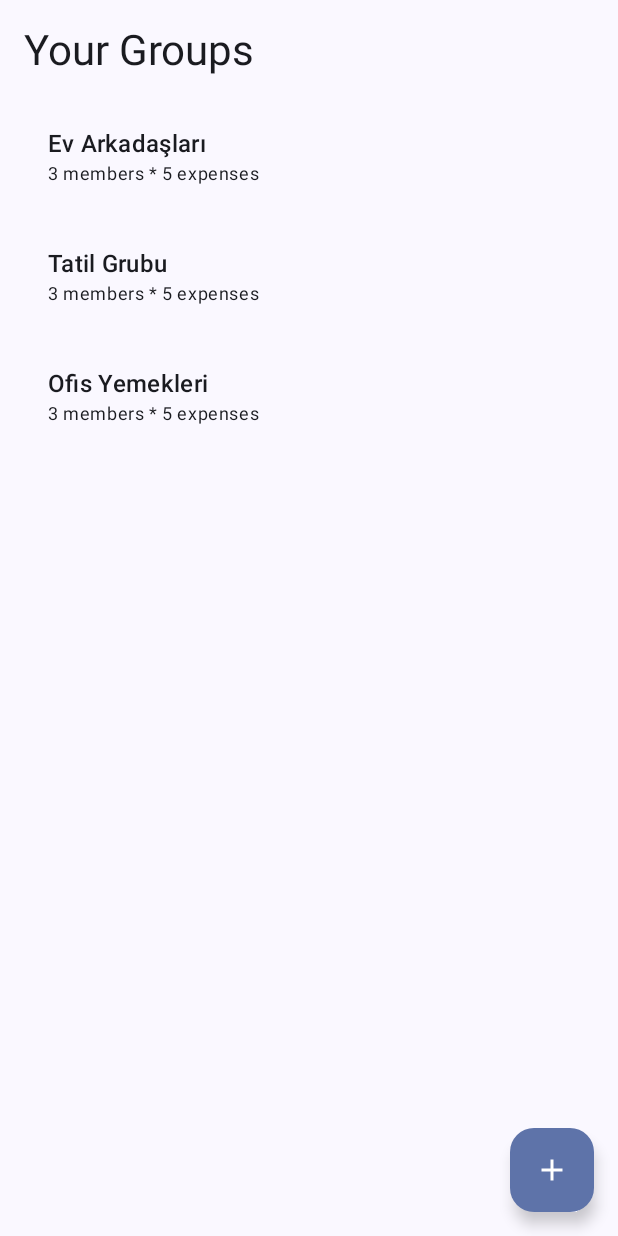
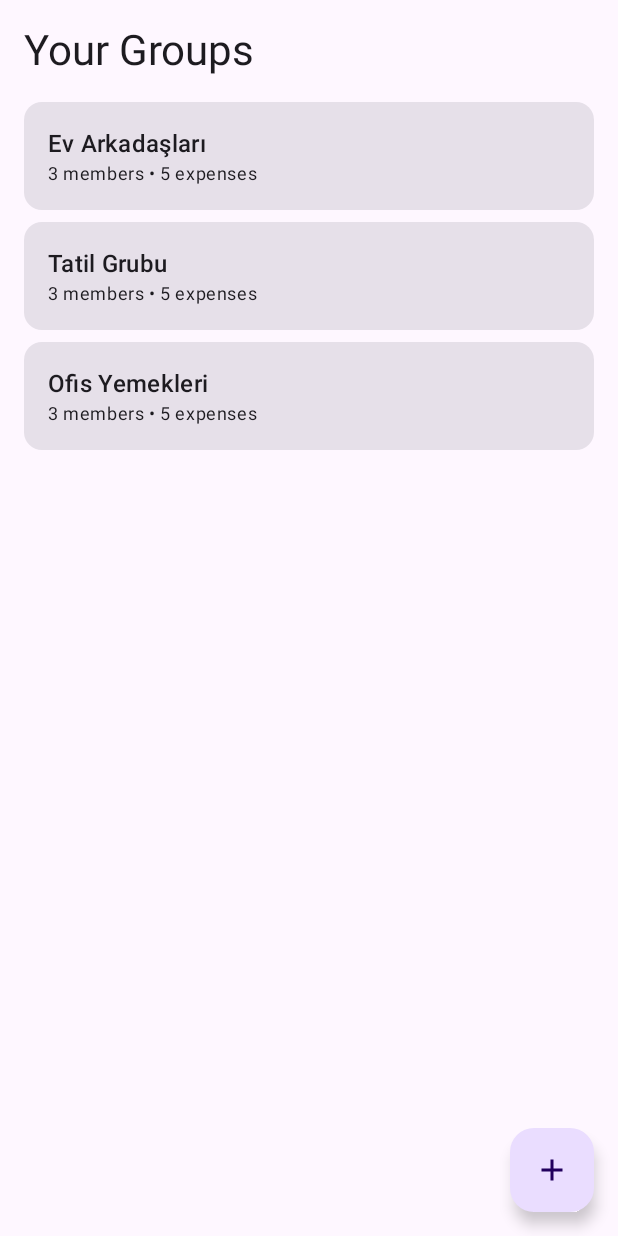
Before and after one commit to MustafaKoceerr/DebtSync, an Android app built with Jetpack Compose: the @Preview function GroupsListScreenPreview, on a phone screen of 412 x 824 dp. Run offline under Robolectric (Android 15) with nearby library versions, the phone set to English and light mode, and no system bars.

Commit message:
Added group details functionality

```diff
--- a/app/src/main/java/com/mustafakocer/harcamabolustur/presentation/groups/GroupsListScreen.kt
+++ b/app/src/main/java/com/mustafakocer/harcamabolustur/presentation/groups/GroupsListScreen.kt
@@ -1,13 +1,16 @@
 package com.mustafakocer.harcamabolustur.presentation.groups
 
+import androidx.compose.foundation.clickable
 import androidx.compose.foundation.layout.Arrangement
 import androidx.compose.foundation.layout.Column
 import androidx.compose.foundation.layout.fillMaxSize
+import androidx.compose.foundation.layout.fillMaxWidth
 import androidx.compose.foundation.layout.padding
 import androidx.compose.foundation.lazy.LazyColumn
 import androidx.compose.foundation.lazy.items
 import androidx.compose.material.icons.Icons
 import androidx.compose.material.icons.filled.Add
+import androidx.compose.material3.Card
 import androidx.compose.material3.FloatingActionButton
 import androidx.compose.material3.Icon
 import androidx.compose.material3.MaterialTheme
@@ -17,7 +20,6 @@ import androidx.compose.runtime.Composable
 import androidx.compose.ui.Modifier
 import androidx.compose.ui.tooling.preview.Preview
 import androidx.compose.ui.unit.dp
-import com.mustafakocer.harcamabolustur.ui.theme.DebtSyncTheme
 
 @Composable
 fun GroupsListScreen(
@@ -34,7 +36,7 @@ fun GroupsListScreen(
         floatingActionButton = {
             FloatingActionButton(
                 onClick = {
-                    // TODO: Create group Dialog/Screen
+                    // TODO: Create Group Dialog/Screen
                 }
             ) {
                 Icon(Icons.Default.Add, contentDescription = "Add Group")
@@ -81,7 +83,6 @@ fun GroupsListScreen(
                 }
             }
         }
-
     }
 }
 
@@ -90,26 +91,30 @@ private fun GroupItem(
     groupName: String,
     onClick: () -> Unit
 ) {
-    Column(modifier = Modifier.padding(16.dp)) {
+    Card(
+        modifier = Modifier
+            .fillMaxWidth()
+            .clickable { onClick() }
+    ) {
+        Column(
+            modifier = Modifier.padding(16.dp)
+        ) {
             Text(
                 text = groupName,
                 style = MaterialTheme.typography.titleMedium
             )
             Text(
-            text = "3 members * 5 expenses" ,// TODO : Real data
+                text = "3 members • 5 expenses", // TODO: Real data
                 style = MaterialTheme.typography.bodySmall
             )
         }
-
+    }
 }
 
 @Preview(showBackground = true)
 @Composable
-private fun GroupsListScreenPreview() {
-    DebtSyncTheme {
+fun GroupsListScreenPreview() {
     GroupsListScreen(
         onNavigateToGroupDetail = {}
     )
 }
-
-}
```
Lines whose indentation alone changed are shown as unchanged.
